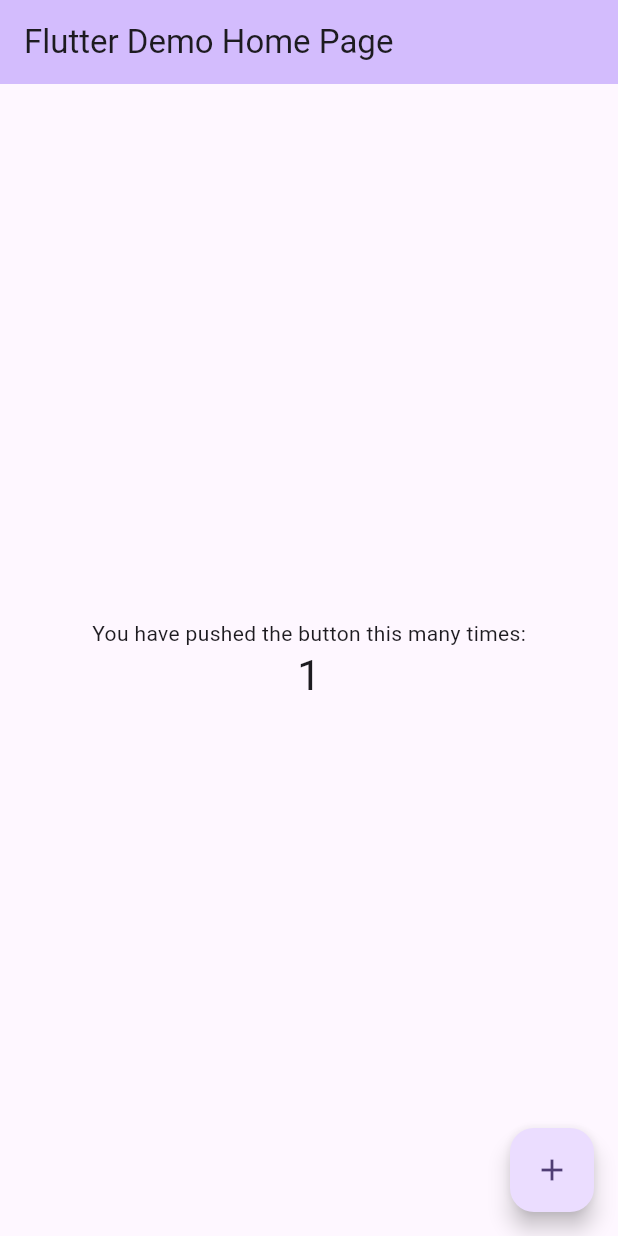
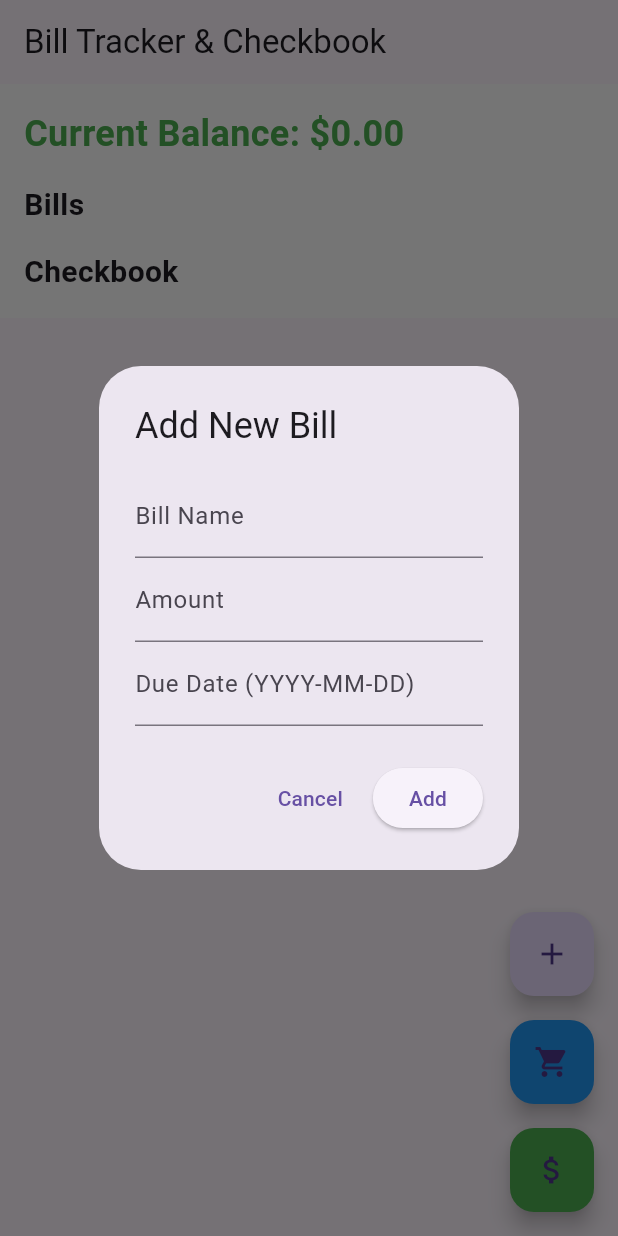
Before and after one commit to Roger11nd/bill-tracker-app, a Flutter app: the screen it shows after launch, after a tap on the "add" icon, on a phone screen of 412 x 824 dp. Run offline on Flutter 3.47's test engine with Material 3 defaults, Android fonts, the phone set to English and light mode, and no system bars.

Commit message:
Update main.dart

```diff
--- a/lib/main.dart
+++ b/lib/main.dart
@@ -1,125 +1,322 @@
 import 'package:flutter/material.dart';
+import 'dart:async';
 
 void main() {
-  runApp(const MyApp());
+  runApp(MyApp());
 }
 
 class MyApp extends StatelessWidget {
-  const MyApp({super.key});
-
-  // This widget is the root of your application.
   @override
   Widget build(BuildContext context) {
     return MaterialApp(
-      title: 'Flutter Demo',
+      title: 'Bill Tracker & Checkbook',
       theme: ThemeData(
-        // This is the theme of your application.
-        //
-        // TRY THIS: Try running your application with "flutter run". You'll see
-        // the application has a purple toolbar. Then, without quitting the app,
-        // try changing the seedColor in the colorScheme below to Colors.green
-        // and then invoke "hot reload" (save your changes or press the "hot
-        // reload" button in a Flutter-supported IDE, or press "r" if you used
-        // the command line to start the app).
-        //
-        // Notice that the counter didn't reset back to zero; the application
-        // state is not lost during the reload. To reset the state, use hot
-        // restart instead.
-        //
-        // This works for code too, not just values: Most code changes can be
-        // tested with just a hot reload.
-        colorScheme: ColorScheme.fromSeed(seedColor: Colors.deepPurple),
-        useMaterial3: true,
+        primarySwatch: Colors.blue,
+        visualDensity: VisualDensity.adaptivePlatformDensity,
       ),
-      home: const MyHomePage(title: 'Flutter Demo Home Page'),
+      home: BillCheckbookHome(),
     );
   }
 }
 
-class MyHomePage extends StatefulWidget {
-  const MyHomePage({super.key, required this.title});
-
-  // This widget is the home page of your application. It is stateful, meaning
-  // that it has a State object (defined below) that contains fields that affect
-  // how it looks.
-
-  // This class is the configuration for the state. It holds the values (in this
-  // case the title) provided by the parent (in this case the App widget) and
-  // used by the build method of the State. Fields in a Widget subclass are
-  // always marked "final".
-
-  final String title;
-
+class BillCheckbookHome extends StatefulWidget {
   @override
-  State<MyHomePage> createState() => _MyHomePageState();
+  _BillCheckbookHomeState createState() => _BillCheckbookHomeState();
 }
 
-class _MyHomePageState extends State<MyHomePage> {
-  int _counter = 0;
+class _BillCheckbookHomeState extends State<BillCheckbookHome> {
+  List<Bill> bills = [];
+  List<CheckbookEntry> checkbook = [];
+  double currentBalance = 0.0;
 
-  void _incrementCounter() {
+  void addBill(String name, double amount, DateTime dueDate) {
     setState(() {
-      // This call to setState tells the Flutter framework that something has
-      // changed in this State, which causes it to rerun the build method below
-      // so that the display can reflect the updated values. If we changed
-      // _counter without calling setState(), then the build method would not be
-      // called again, and so nothing would appear to happen.
-      _counter++;
+      bills.add(Bill(name: name, amount: amount, dueDate: dueDate));
     });
+  }
+
+  void addPurchase(String name, double amount) {
+    setState(() {
+      currentBalance -= amount;
+      checkbook.add(CheckbookEntry(name: name, amount: -amount, date: DateTime.now()));
+    });
+  }
+
+  void addDeposit(String name, double amount) {
+    setState(() {
+      currentBalance += amount;
+      checkbook.add(CheckbookEntry(name: name, amount: amount, date: DateTime.now()));
+    });
+  }
+
+  void togglePaidStatus(int index) {
+    setState(() {
+      if (!bills[index].isPaid) {
+        currentBalance -= bills[index].amount;
+      } else {
+        currentBalance += bills[index].amount;
+      }
+      bills[index].isPaid = !bills[index].isPaid;
+    });
+  }
+
+  void showAddBillDialog() {
+    String name = '';
+    double amount = 0.0;
+    DateTime dueDate = DateTime.now();
+
+    showDialog(
+      context: context,
+      builder: (context) {
+        return AlertDialog(
+          title: Text('Add New Bill'),
+          content: Column(
+            mainAxisSize: MainAxisSize.min,
+            children: [
+              TextField(
+                decoration: InputDecoration(labelText: 'Bill Name'),
+                onChanged: (value) {
+                  name = value;
+                },
+              ),
+              TextField(
+                decoration: InputDecoration(labelText: 'Amount'),
+                keyboardType: TextInputType.number,
+                onChanged: (value) {
+                  amount = double.parse(value);
+                },
+              ),
+              TextField(
+                decoration: InputDecoration(labelText: 'Due Date (YYYY-MM-DD)'),
+                onChanged: (value) {
+                  dueDate = DateTime.parse(value);
+                },
+              ),
+            ],
+          ),
+          actions: [
+            TextButton(
+              onPressed: () {
+                Navigator.of(context).pop();
+              },
+              child: Text('Cancel'),
+            ),
+            ElevatedButton(
+              onPressed: () {
+                addBill(name, amount, dueDate);
+                Navigator.of(context).pop();
+              },
+              child: Text('Add'),
+            ),
+          ],
+        );
+      },
+    );
+  }
+
+  void showAddPurchaseDialog() {
+    String name = '';
+    double amount = 0.0;
+
+    showDialog(
+      context: context,
+      builder: (context) {
+        return AlertDialog(
+          title: Text('Add Purchase'),
+          content: Column(
+            mainAxisSize: MainAxisSize.min,
+            children: [
+              TextField(
+                decoration: InputDecoration(labelText: 'Purchase Name'),
+                onChanged: (value) {
+                  name = value;
+                },
+              ),
+              TextField(
+                decoration: InputDecoration(labelText: 'Amount'),
+                keyboardType: TextInputType.number,
+                onChanged: (value) {
+                  amount = double.parse(value);
+                },
+              ),
+            ],
+          ),
+          actions: [
+            TextButton(
+              onPressed: () {
+                Navigator.of(context).pop();
+              },
+              child: Text('Cancel'),
+            ),
+            ElevatedButton(
+              onPressed: () {
+                addPurchase(name, amount);
+                Navigator.of(context).pop();
+              },
+              child: Text('Add'),
+            ),
+          ],
+        );
+      },
+    );
+  }
+
+  void showAddDepositDialog() {
+    String name = '';
+    double amount = 0.0;
+
+    showDialog(
+      context: context,
+      builder: (context) {
+        return AlertDialog(
+          title: Text('Add Deposit'),
+          content: Column(
+            mainAxisSize: MainAxisSize.min,
+            children: [
+              TextField(
+                decoration: InputDecoration(labelText: 'Deposit Name'),
+                onChanged: (value) {
+                  name = value;
+                },
+              ),
+              TextField(
+                decoration: InputDecoration(labelText: 'Amount'),
+                keyboardType: TextInputType.number,
+                onChanged: (value) {
+                  amount = double.parse(value);
+                },
+              ),
+            ],
+          ),
+          actions: [
+            TextButton(
+              onPressed: () {
+                Navigator.of(context).pop();
+              },
+              child: Text('Cancel'),
+            ),
+            ElevatedButton(
+              onPressed: () {
+                addDeposit(name, amount);
+                Navigator.of(context).pop();
+              },
+              child: Text('Add'),
+            ),
+          ],
+        );
+      },
+    );
   }
 
   @override
   Widget build(BuildContext context) {
-    // This method is rerun every time setState is called, for instance as done
-    // by the _incrementCounter method above.
-    //
-    // The Flutter framework has been optimized to make rerunning build methods
-    // fast, so that you can just rebuild anything that needs updating rather
-    // than having to individually change instances of widgets.
     return Scaffold(
       appBar: AppBar(
-        // TRY THIS: Try changing the color here to a specific color (to
-        // Colors.amber, perhaps?) and trigger a hot reload to see the AppBar
-        // change color while the other colors stay the same.
-        backgroundColor: Theme.of(context).colorScheme.inversePrimary,
-        // Here we take the value from the MyHomePage object that was created by
-        // the App.build method, and use it to set our appbar title.
-        title: Text(widget.title),
+        title: Text('Bill Tracker & Checkbook'),
       ),
-      body: Center(
-        // Center is a layout widget. It takes a single child and positions it
-        // in the middle of the parent.
-        child: Column(
-          // Column is also a layout widget. It takes a list of children and
-          // arranges them vertically. By default, it sizes itself to fit its
-          // children horizontally, and tries to be as tall as its parent.
-          //
-          // Column has various properties to control how it sizes itself and
-          // how it positions its children. Here we use mainAxisAlignment to
-          // center the children vertically; the main axis here is the vertical
-          // axis because Columns are vertical (the cross axis would be
-          // horizontal).
-          //
-          // TRY THIS: Invoke "debug painting" (choose the "Toggle Debug Paint"
-          // action in the IDE, or press "p" in the console), to see the
-          // wireframe for each widget.
-          mainAxisAlignment: MainAxisAlignment.center,
-          children: <Widget>[
-            const Text(
-              'You have pushed the button this many times:',
-            ),
-            Text(
-              '$_counter',
-              style: Theme.of(context).textTheme.headlineMedium,
-            ),
-          ],
+      body: Container(
+        color: currentBalance < 0 ? Colors.red.shade100 : Colors.white,
+        padding: EdgeInsets.all(16.0),
+        child: SingleChildScrollView(
+          child: Column(
+            crossAxisAlignment: CrossAxisAlignment.start,
+            children: [
+              Text(
+                'Current Balance: \$${currentBalance.toStringAsFixed(2)}',
+                style: TextStyle(
+                  fontSize: 24,
+                  fontWeight: FontWeight.bold,
+                  color: currentBalance < 0 ? Colors.red : Colors.green,
+                ),
+              ),
+              SizedBox(height: 16.0),
+              Text(
+                'Bills',
+                style: TextStyle(fontSize: 20, fontWeight: FontWeight.bold),
+              ),
+              ListView.builder(
+                shrinkWrap: true,
+                itemCount: bills.length,
+                itemBuilder: (context, index) {
+                  Bill bill = bills[index];
+                  return Card(
+                    color: bill.isPaid ? Colors.green.shade100 : Colors.white,
+                    child: ListTile(
+                      title: Text(bill.name),
+                      subtitle: Text(
+                          'Amount: \$${bill.amount.toStringAsFixed(2)} | Due: ${bill.dueDate.toString().split(' ')[0]}'),
+                      trailing: Checkbox(
+                        value: bill.isPaid,
+                        onChanged: (value) {
+                          togglePaidStatus(index);
+                        },
+                      ),
+                    ),
+                  );
+                },
+              ),
+              SizedBox(height: 16.0),
+              Text(
+                'Checkbook',
+                style: TextStyle(fontSize: 20, fontWeight: FontWeight.bold),
+              ),
+              ListView.builder(
+                shrinkWrap: true,
+                itemCount: checkbook.length,
+                itemBuilder: (context, index) {
+                  CheckbookEntry entry = checkbook[index];
+                  return ListTile(
+                    title: Text(entry.name),
+                    subtitle: Text(
+                        'Amount: \$${entry.amount.toStringAsFixed(2)} | Date: ${entry.date.toString().split(' ')[0]}'),
+                  );
+                },
+              ),
+            ],
+          ),
         ),
       ),
-      floatingActionButton: FloatingActionButton(
-        onPressed: _incrementCounter,
-        tooltip: 'Increment',
-        child: const Icon(Icons.add),
-      ), // This trailing comma makes auto-formatting nicer for build methods.
+      floatingActionButton: Column(
+        mainAxisAlignment: MainAxisAlignment.end,
+        children: <Widget>[
+          FloatingActionButton(
+            heroTag: 'addBill',
+            onPressed: showAddBillDialog,
+            child: Icon(Icons.add),
+          ),
+          SizedBox(height: 16.0),
+          FloatingActionButton(
+            heroTag: 'addPurchase',
+            onPressed: showAddPurchaseDialog,
+            child: Icon(Icons.shopping_cart),
+            backgroundColor: Colors.blue,
+          ),
+          SizedBox(height: 16.0),
+          FloatingActionButton(
+            heroTag: 'addDeposit',
+            onPressed: showAddDepositDialog,
+            child: Icon(Icons.attach_money),
+            backgroundColor: Colors.green,
+          ),
+        ],
+      ),
     );
   }
 }
+
+class Bill {
+  String name;
+  double amount;
+  DateTime dueDate;
+  bool isPaid;
+
+  Bill({required this.name, required this.amount, required this.dueDate, this.isPaid = false});
+}
+
+class CheckbookEntry {
+  String name;
+  double amount;
+  DateTime date;
+
+  CheckbookEntry({required this.name, required this.amount, required this.date});
+}
```
